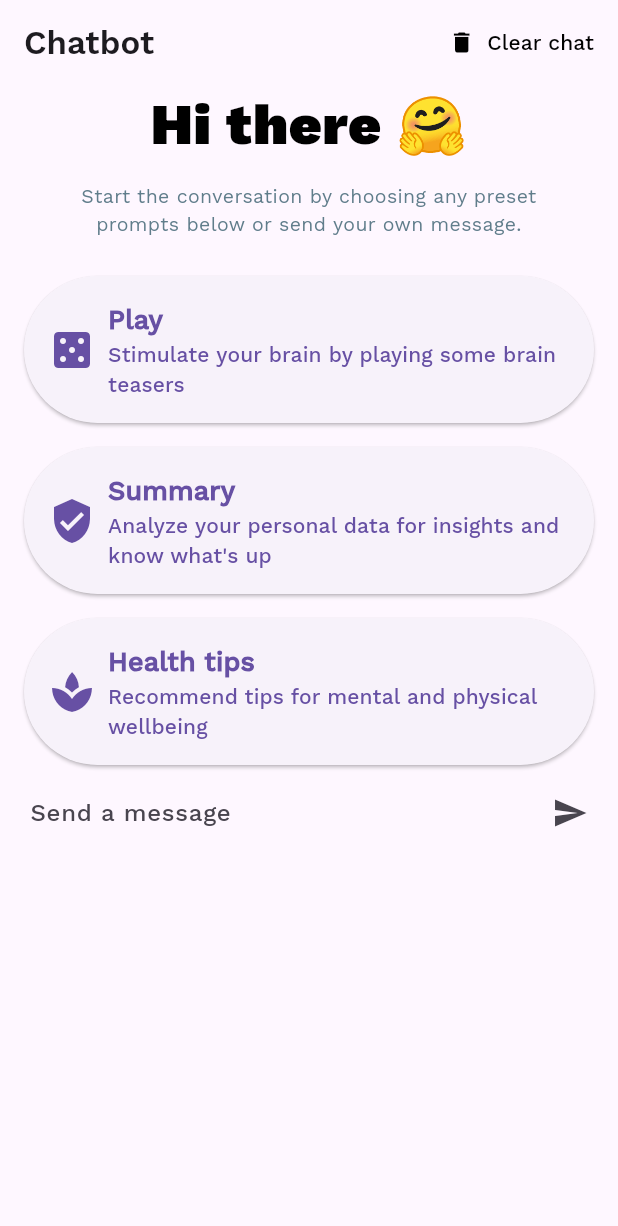
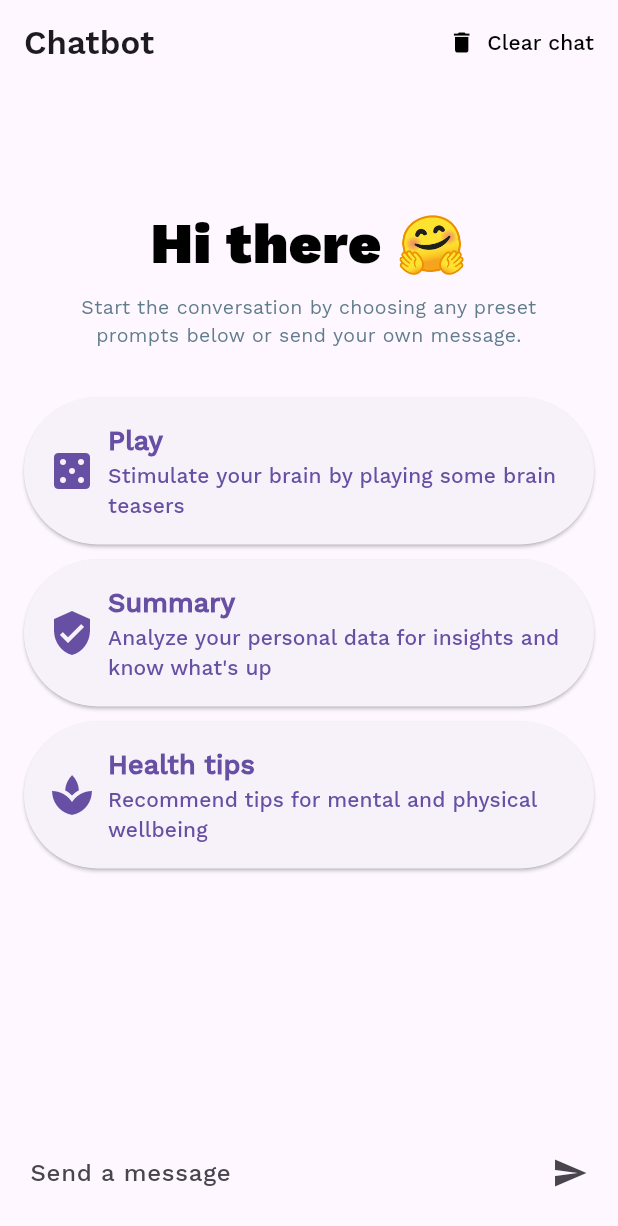
Before and after one commit to andergisomon/the-interns, a Flutter app: the screen it shows after launch, on a phone screen of 412 x 824 dp. Shown: the top 1226 px of the screen. Run offline on Flutter 3.47's test engine with Material 3 defaults, Android fonts, the phone set to English and light mode, and no system bars; our stand-ins replace firebase_core, firebase_messaging, flutter_markdown, loading_animation_widget, shared_preferences; accounts and stored records are empty.

Commit message:
Fixed chatbot

```diff
--- a/app/lib/chatbot_screen.dart
+++ b/app/lib/chatbot_screen.dart
@@ -57,7 +57,14 @@ class _ChatbotScreenState extends State<ChatbotScreen> {
       _saveMessages(); // Save messages after adding a new one.
 
       try {
-        final botResponse = await getGeminiResponse(_apiKey, userInput);
+        // Create a structured conversation history
+        List<Map<String, dynamic>> conversationHistory = _messages.map((msg) => {
+              "role": msg.isMe ? "user" : "assistant",
+              "parts": [{"text" : msg.text}]
+            }).toList();
+
+        final botResponse = await getGeminiResponse(_apiKey, {'contents' : conversationHistory});
+
         setState(() {
           _messages.add(ChatMessage(text: botResponse, isMe: false));
           _isBotTyping = false;
@@ -72,6 +79,7 @@ class _ChatbotScreenState extends State<ChatbotScreen> {
       }
     }
   }
+
 
   void _clearMessages() {
     setState(() {
@@ -120,14 +128,17 @@ class _ChatbotScreenState extends State<ChatbotScreen> {
           ),
         ],
       ),
-      body: SingleChildScrollView(
-      child: Column(
+      body: Column(
       children: [
         Expanded(
-            child: _messages.isEmpty
-                ? Column(
+          child:
+          // Expanded( child:
+          _messages.isEmpty
+                ? Padding(padding: EdgeInsets.only(bottom: MediaQuery.of(context).viewInsets.bottom + 30),
+                  child: Column(
                     mainAxisAlignment: MainAxisAlignment.center,
                     children: [
+                              SizedBox(height: 90-30,),
                               const SizedBox(
                                     height: 60, width: 500,
                                     child: Padding(padding: EdgeInsets.only(top: 0.0, bottom: 0.0, left: 25.0, right: 25.0),
@@ -139,7 +150,7 @@ class _ChatbotScreenState extends State<ChatbotScreen> {
                       ),
                               const SizedBox(
                                     height: 60, width: 500,
-                                    child: Padding(padding: EdgeInsets.only(top: 5.0, bottom: 0.0, left: 25.0, right: 25.0),
+                                    child: Padding(padding: EdgeInsets.only(top: 0.0, bottom: 0.0, left: 25.0, right: 25.0),
                                           child: Text("Start the conversation by choosing any preset prompts below or send your own message.",
                                                     style: TextStyle(fontFamily: 'Work Sans', color: Colors.blueGrey, fontSize: 13),
                                                     textAlign: TextAlign.center,
@@ -170,9 +181,12 @@ class _ChatbotScreenState extends State<ChatbotScreen> {
                            _sendMessage(message: 'Give some recommendations to the user on maintaining mental and physical health. e.g. Steps that the user can take, things they can integrate into their daily or weekly routine, etc.');
                         }
                       ),
+                      SizedBox(height: 130,),
                     ],
                   )
+        )
                 : ListView.builder(
+                    shrinkWrap: true, // flutter will crash if this isnt added
                     itemCount: _messages.length,
                     itemBuilder: (context, index) {
                       return _messages[index];
@@ -180,10 +194,15 @@ class _ChatbotScreenState extends State<ChatbotScreen> {
                   ),
           ),
         TypingIndicator(isTyping: _isBotTyping),
-          _buildTextComposer(),
+          Align(
+          alignment: Alignment.bottomCenter,
+          child: Padding(
+            padding: EdgeInsets.only(bottom: 0.0),
+            child: _buildTextComposer(),
+          )
+          ),
       ],
     ),
-    )
   );
 }
 
@@ -225,7 +244,7 @@ class _ChatbotScreenState extends State<ChatbotScreen> {
   }) {
     return SafeArea(
       child: Padding(
-      padding: const EdgeInsets.symmetric(vertical: 8.0, horizontal: 16.0),
+      padding: EdgeInsets.only(left: 16.0, right: 16.0, top: 10.0, bottom: MediaQuery.of(context).viewInsets.bottom),
       child: ElevatedButton.icon(
         onPressed: onPressed,
         icon: Icon(icon, size: 32),
```
Also changed, not shown: app/lib/api/chatbot_api_handler.dart (+13 -16 lines). Lines whose indentation alone changed are shown as unchanged.
